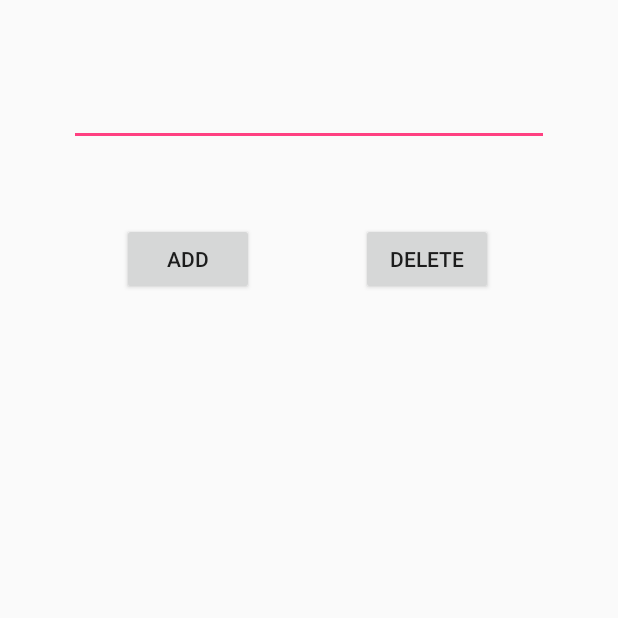
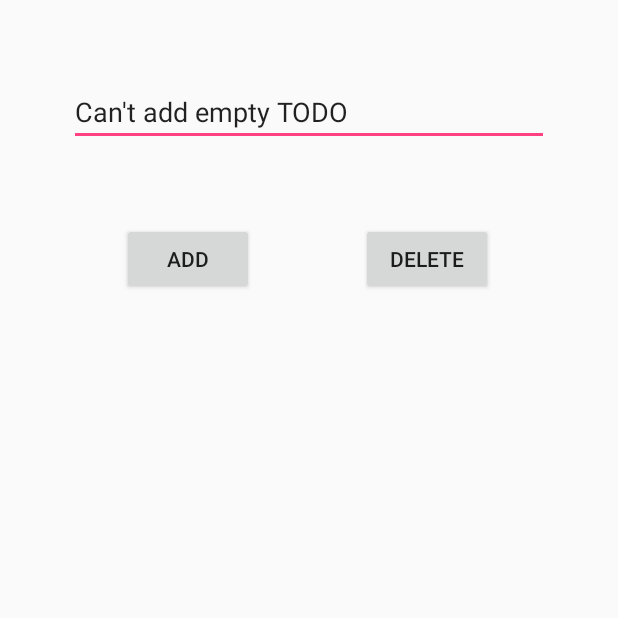
Before and after one commit to sandy1999/Todo_App, an Android app: the screen it shows after launch (MainActivity), after a tap on "ADD", on a phone screen of 412 x 824 dp, the top half of it. Run offline under Robolectric (Android 15) with nearby library versions, the phone set to English and light mode, and no system bars.

Commit message:
Upadated conditions for creating todo

```diff
--- a/app/src/main/java/com/example/sanidhya/mydataapp/MainActivity.java
+++ b/app/src/main/java/com/example/sanidhya/mydataapp/MainActivity.java
@@ -7,7 +7,7 @@ import android.widget.EditText;
 import android.widget.TextView;
 
 public class MainActivity extends Activity {
-
+    private static final String Warning_Ins= "Can't add empty TODO";
     EditText myeditText;
     TextView myText;
     MyDBHandler dbHandler;
@@ -31,17 +31,20 @@ public class MainActivity extends Activity {
     }
 
     public void addButtonClicked(View view){
-        Products products = new Products(myeditText.getText().toString());
+        String product = myeditText.getText().toString().trim();
+        if(!(product.equals("") || product.equals(Warning_Ins) )){
+        Products products = new Products(product);
         dbHandler.addProducts(products);
+
         printDatabase();
-//        String Text = myeditText.getText().toString();
-//        myText.setText(Text);
+        }else{
+            myeditText.setText(Warning_Ins);
+        }
     }
 
     public void deleteButtonClicked(View view){
         String inputText = myeditText.getText().toString();
         dbHandler.deleteProduct(inputText);
         printDatabase();
-//        myText.setText("deleteButtonWorks");
     }
 }
```
